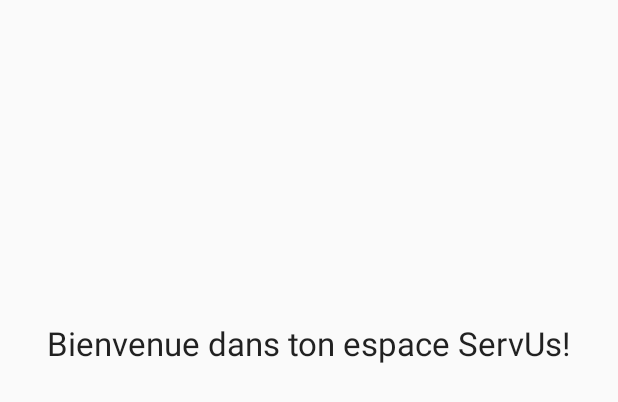
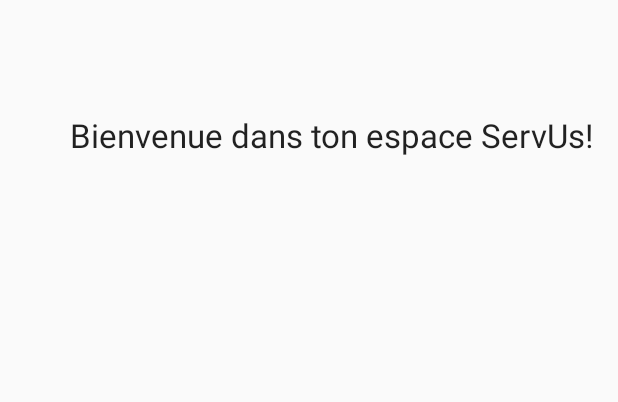
Before and after one commit to Bassem16/Apollo16, an Android app: the layout activity_menu.xml on its own in the app's theme, with its tools: preview values and no code run, on a phone screen of 412 x 824 dp. Shown: the top 402 px of the screen. Run offline under Robolectric (Android 15) with nearby library versions, the phone set to English and light mode, and no system bars.

Commit message:
Transfer des infos entre Activity + Ajout des infors User sur menu

```diff
--- a/app/src/main/res/anim/slideright.xml
+++ b/app/src/main/res/anim/slideright.xml
@@ -1,5 +1,5 @@
 <?xml version="1.0" encoding="utf-8"?>
 <translate xmlns:android="http://schemas.android.com/apk/res/android"
-    android:fromXDelta="100%p"
-    android:toXDelta="0"
+    android:fromYDelta="100%p"
+    android:toYDelta="0"
     android:duration="500"/>
--- a/app/src/main/res/anim/slideright2.xml
+++ b/app/src/main/res/anim/slideright2.xml
@@ -1,5 +1,5 @@
 <?xml version="1.0" encoding="utf-8"?>
 <translate xmlns:android="http://schemas.android.com/apk/res/android"
-    android:fromXDelta="0"
-    android:toXDelta="-50%p"
+    android:fromYDelta="0"
+    android:toYDelta="-50%p"
     android:duration="500"/>
--- a/app/src/main/res/layout/activity_menu.xml
+++ b/app/src/main/res/layout/activity_menu.xml
@@ -11,9 +11,19 @@
         android:id="@+id/welcome"
         android:layout_width="wrap_content"
         android:layout_height="wrap_content"
+        android:layout_marginTop="59dp"
+        android:text="@string/welcome_message"
+        android:textAppearance="?android:attr/textAppearanceLarge"
         android:layout_alignParentTop="true"
+        android:layout_alignParentRight="true"
+        android:layout_alignParentEnd="true" />
+
+    <ListView
+        android:id="@+id/userInformation"
+        android:layout_width="wrap_content"
+        android:layout_height="wrap_content"
+        android:layout_below="@+id/welcome"
         android:layout_centerHorizontal="true"
-        android:layout_marginTop="198dp"
-        android:text="@string/welcome_message"
-        android:textAppearance="?android:attr/textAppearanceLarge" />
+        android:layout_marginTop="64dp" />
+
 </RelativeLayout>
```
Also changed, not shown: app/src/main/java/com/servus/apollo16/Activity/MainActivity.java (+6 -8 lines), app/src/main/java/com/servus/apollo16/Activity/MenuActivity.java (+51 -2 lines), app/src/main/java/com/servus/apollo16/Beans/User.java (+18 -1 lines).
